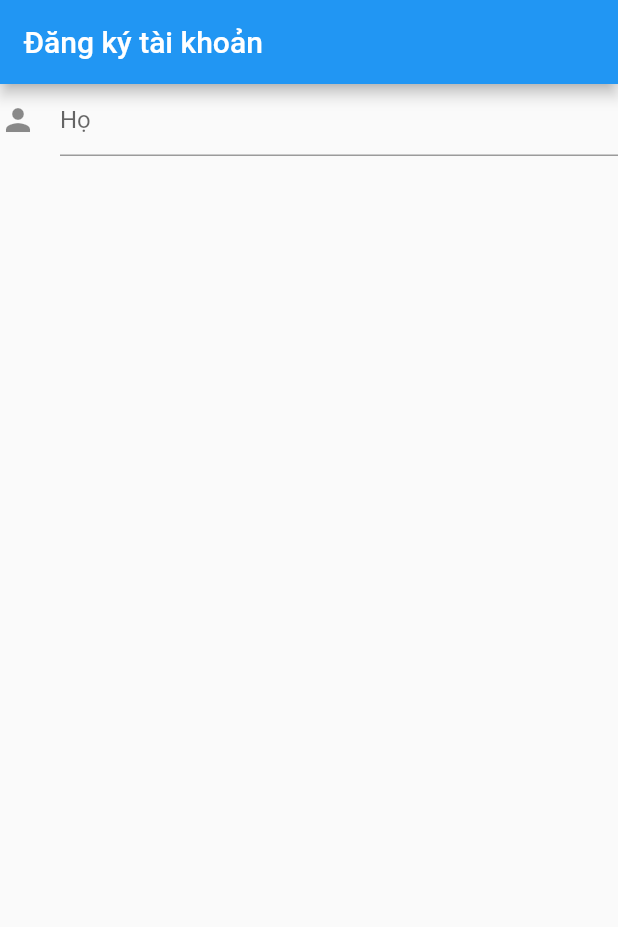
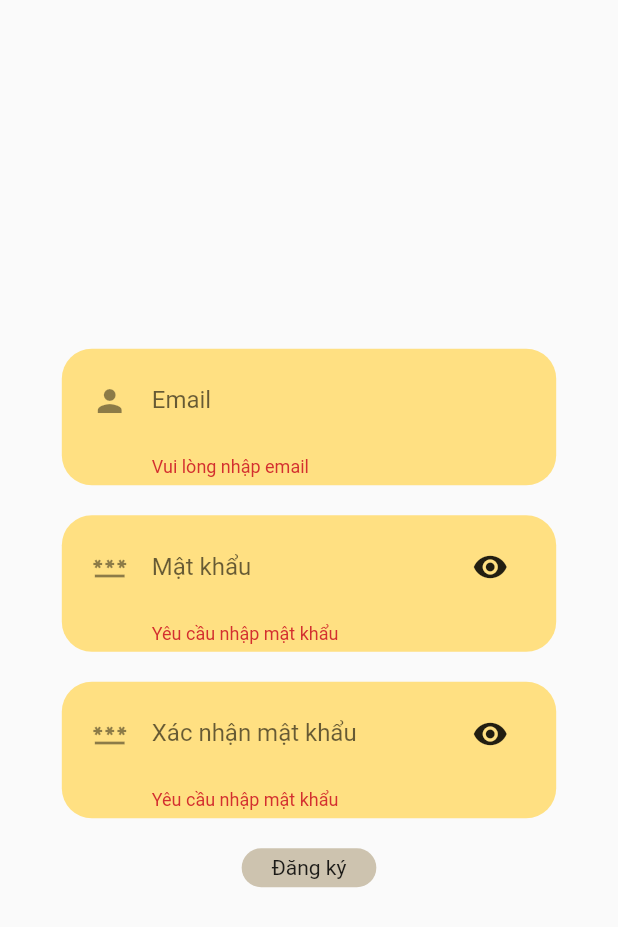
Before and after one commit to A1QKT/Hackatrix, a Flutter app: the screen it shows after launch, on a phone screen of 412 x 824 dp. Shown: the top 927 px of the screen. Run offline on Flutter 3.47's test engine with Material 2 defaults, Android fonts, the phone set to English and light mode, and no system bars; our stand-ins replace form_field_validator.

Commit message:
Làm màn hình đăng ký!!!

```diff
--- a/local_assistance/lib/main.dart
+++ b/local_assistance/lib/main.dart
@@ -1,5 +1,5 @@
 import 'package:flutter/material.dart';
-import 'screen/register_screen.dart';
+import 'screen/register/register_screen.dart';
 
 void main() {
   runApp(MyApp());
--- /dev/null
+++ b/local_assistance/lib/screen/register/components/TextFieldContainer.dart
@@ -0,0 +1,20 @@
+import 'package:flutter/material.dart';
+
+class TextFieldContainer extends StatelessWidget {
+  final Widget child;
+  TextFieldContainer({required this.child});
+  @override
+  Widget build(BuildContext context) {
+    Size size = MediaQuery.of(context).size;
+    return Container(
+      margin: EdgeInsets.symmetric(vertical: 10),
+      padding: EdgeInsets.symmetric(horizontal: 20, vertical: 5),
+      width: size.width * 0.8,
+      decoration: BoxDecoration(
+        color: Colors.amber[200],
+        borderRadius: BorderRadius.circular(20),
+      ),
+      child: child,
+    );
+  }
+}
--- /dev/null
+++ b/local_assistance/lib/screen/register/register_screen.dart
@@ -0,0 +1,116 @@
+import 'package:flutter/material.dart';
+import 'components/TextFieldContainer.dart';
+import 'package:form_field_validator/form_field_validator.dart';
+
+class RegisterScreen extends StatelessWidget {
+  final _passwordFocusNode = FocusNode();
+  final _minorPasswordFocusNode = FocusNode();
+
+  @override
+  Widget build(BuildContext context) {
+    Size size = MediaQuery.of(context).size;
+    return Scaffold(
+      body: Container(
+        height: size.height,
+        width: double.infinity,
+        child: Form(
+          autovalidate: true,
+          child: Column(
+            crossAxisAlignment: CrossAxisAlignment.center,
+            mainAxisAlignment: MainAxisAlignment.center,
+            children: [
+              TextFieldContainer(
+                child: TextFormField(
+                  textInputAction: TextInputAction.next,
+                  decoration: const InputDecoration(
+                    icon: Icon(Icons.person),
+                    hintText: 'Vui lòng nhập email của bạn!',
+                    labelText: 'Email',
+                    border: InputBorder.none,
+                  ),
+                  onFieldSubmitted: (_) {
+                    FocusScope.of(context).requestFocus(_passwordFocusNode);
+                  },
+                  validator: emailValidator(),
+                ),
+              ),
+              TextFieldContainer(
+                child: TextFormField(
+                  focusNode: _passwordFocusNode,
+                  onFieldSubmitted: (_) {
+                    FocusScope.of(context)
+                        .requestFocus(_minorPasswordFocusNode);
+                  },
+                  obscureText: true,
+                  textInputAction: TextInputAction.next,
+                  decoration: const InputDecoration(
+                    icon: Icon(Icons.password),
+                    hintText: 'Vui lòng nhập mật khẩu!',
+                    labelText: 'Mật khẩu',
+                    border: InputBorder.none,
+                    suffixIcon: Icon(
+                      Icons.visibility,
+                      color: Colors.black87,
+                    ),
+                  ),
+                  validator: passwordValidator(),
+                ),
+              ),
+              TextFieldContainer(
+                child: TextFormField(
+                  focusNode: _minorPasswordFocusNode,
+                  obscureText: true,
+                  textInputAction: TextInputAction.next,
+                  decoration: const InputDecoration(
+                    icon: Icon(Icons.password),
+                    hintText: 'Vui lòng nhập mật khẩu!',
+                    labelText: 'Xác nhận mật khẩu',
+                    border: InputBorder.none,
+                    suffixIcon: Icon(
+                      Icons.visibility,
+                      color: Colors.black87,
+                    ),
+                  ),
+                  validator:
+                      RequiredValidator(errorText: 'Yêu cầu nhập mật khẩu'),
+                ),
+              ),
+              InkWell(
+                onTap: null,
+                child: Container(
+                  margin: EdgeInsets.symmetric(vertical: 10),
+                  padding: EdgeInsets.symmetric(horizontal: 20, vertical: 5),
+                  decoration: BoxDecoration(
+                    color: Color(0xffcdc3af),
+                    borderRadius: BorderRadius.circular(20),
+                  ),
+                  child: Text('Đăng ký'),
+                ),
+              ),
+            ],
+          ),
+        ),
+      ),
+    );
+  }
+}
+
+MultiValidator emailValidator() {
+  return MultiValidator([
+    RequiredValidator(errorText: 'Vui lòng nhập email'),
+    EmailValidator(errorText: 'Vui lòng nhập email hợp lệ'),
+  ]);
+}
+
+MultiValidator passwordValidator() {
+  return MultiValidator([
+    RequiredValidator(errorText: 'Yêu cầu nhập mật khẩu'),
+    MinLengthValidator(8, errorText: 'Mật khẩu gồm ít nhất 6 ký tự '),
+    PatternValidator(r'(?=.*?[#?!@$%^&*-])',
+        errorText: 'Mật khẩu bắt buộc có ít nhất một ký tự đặc biệt'),
+    PatternValidator('[0-9]',
+        errorText: 'Mật khẩu bắt buộc có ít nhất một chữ số'),
+    PatternValidator('[A-Z]',
+        errorText: 'Mật khẩu bắt buộc có ít nhất một chữ số'),
+  ]);
+}
--- a/local_assistance/lib/screen/register_screen.dart
+++ /dev/null
@@ -1,30 +0,0 @@
-import 'package:flutter/material.dart';
-
-class RegisterScreen extends StatelessWidget {
-  String? valid(value) {
-    if (value == null || value.isEmpty) {
-      return 'Vui lòng nhập thông tin';
-    }
-    return null;
-  }
-
-  @override
-  Widget build(BuildContext context) {
-    return Scaffold(
-      appBar: AppBar(
-        title: Text('Đăng ký tài khoản'),
-      ),
-      body: Column(
-        children: [
-          TextFormField(
-            decoration: const InputDecoration(
-              icon: Icon(Icons.person),
-              hintText: 'Họ',
-            ),
-            validator: (value) => valid(value),
-          ),
-        ],
-      ),
-    );
-  }
-}
--- a/local_assistance/pubspec.yaml
+++ b/local_assistance/pubspec.yaml
@@ -28,7 +28,8 @@ dependencies:
   # The following adds the Cupertino Icons font to your application.
   # Use with the CupertinoIcons class for iOS style icons.
   cupertino_icons: ^1.0.2
-
+  flutter_svg: ^0.17.4
+  form_field_validator: ^1.1.0
 dev_dependencies:
   flutter_test:
     sdk: flutter
```
Also changed, not shown: local_assistance/pubspec.lock.
